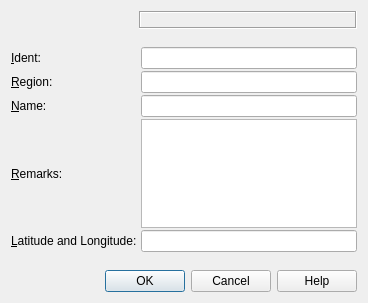
Old version of the form src/route/userwaypointdialog.ui in the repository albar965/littlenavmap.
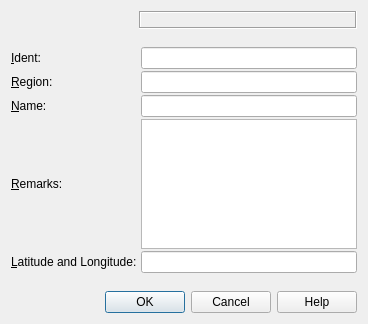
New version of the form.

The edit to the form file:
```diff
--- a/src/route/userwaypointdialog.ui
+++ b/src/route/userwaypointdialog.ui
@@ -7,7 +7,7 @@
     <x>0</x>
     <y>0</y>
     <width>368</width>
-    <height>303</height>
+    <height>324</height>
    </rect>
   </property>
   <property name="windowTitle">
```
Left out of the diff: 158 changed lines with no effect on the pictures.
